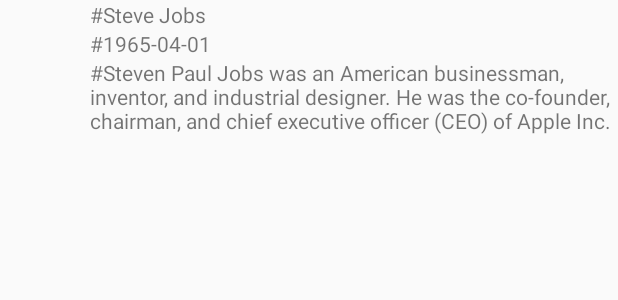
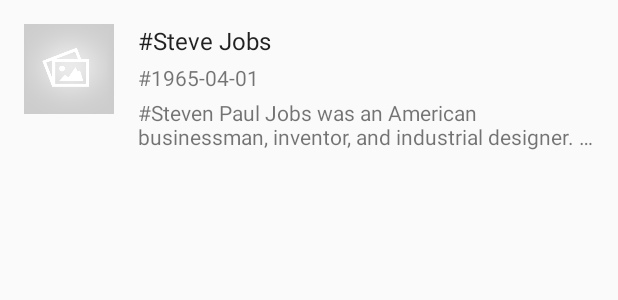
Before and after one commit to luisfernandezbr/android-mvp-people-list, an Android app: the layout item_techstars_list.xml on its own in the app's theme, with its tools: preview values and no code run, on a phone screen of 412 x 824 dp. Shown: the top 300 px of the screen. Run offline under Robolectric (Android 15) with nearby library versions, the phone set to English and light mode, and no system bars.

Commit message:
Starting to format list layout

```diff
--- a/app/src/main/res/layout/item_techstars_list.xml
+++ b/app/src/main/res/layout/item_techstars_list.xml
@@ -4,13 +4,19 @@
     xmlns:tools="http://schemas.android.com/tools"
     android:layout_width="match_parent"
     android:layout_height="wrap_content"
+    android:padding="@dimen/default_margin"
     tools:context="br.com.luisfernandezbr.challenge99.android.MainActivity">
 
     <ImageView
         android:id="@+id/imageProfile"
         android:layout_width="60dp"
         android:layout_height="60dp"
-        android:scaleType="fitXY"/>
+        android:layout_marginRight="@dimen/default_margin"
+        android:layout_marginEnd="@dimen/default_margin"
+        android:scaleType="centerCrop"
+        android:src="@drawable/placeholder"
+        android:contentDescription="@string/tech_star_image"
+        tools:ignore="RtlHardcoded"/>
 
     <LinearLayout
         android:layout_width="match_parent"
@@ -24,18 +30,28 @@
             android:id="@+id/textName"
             android:layout_width="match_parent"
             android:layout_height="wrap_content"
+            android:ellipsize="end"
+            android:layout_marginBottom="@dimen/default_margin_small"
+            android:textAppearance="?android:attr/textAppearanceListItem"
             tools:text="#Steve Jobs"/>
 
         <TextView
             android:id="@+id/textBirthday"
             android:layout_width="match_parent"
             android:layout_height="wrap_content"
+            android:layout_marginBottom="@dimen/default_margin_small"
+            android:lines="1"
+            android:ellipsize="end"
+            android:textAppearance="?android:attr/textAppearanceSmall"
             tools:text="#1965-04-01"/>
 
         <TextView
             android:id="@+id/textBio"
             android:layout_width="match_parent"
             android:layout_height="wrap_content"
+            android:textAppearance="?android:attr/textAppearanceSmall"
+            android:lines="2"
+            android:ellipsize="end"
             tools:text="#Steven Paul Jobs was an American businessman, inventor, and industrial designer. He was the co-founder, chairman, and chief executive officer (CEO) of Apple Inc."/>
 
     </LinearLayout>
--- /dev/null
+++ b/app/src/main/res/values/dimens.xml
@@ -0,0 +1,6 @@
+<resources>
+    <!-- Default screen margins, per the Android Design guidelines. -->
+    <dimen name="default_margin_small">4dp</dimen>
+    <dimen name="default_margin_half">8dp</dimen>
+    <dimen name="default_margin">16dp</dimen>
+</resources>
--- a/app/src/main/res/values/strings.xml
+++ b/app/src/main/res/values/strings.xml
@@ -1,3 +1,4 @@
 <resources>
     <string name="app_name">99-android-challenge</string>
+    <string name="tech_star_image">Tech Star Image</string>
 </resources>
```
Also changed, not shown: app/src/main/res/drawable-xhdpi/placeholder.png (added).
